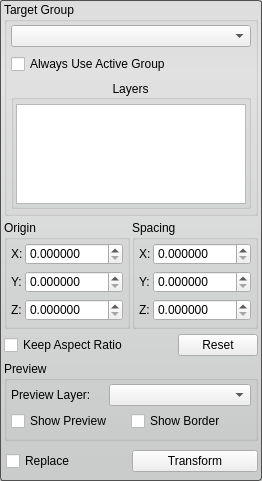
This is src/Interface/ToolInterface/TransformToolInterface.ui in SCIInstitute/Seg3D as Qt 5 draws it before an edit. The edited form follows.
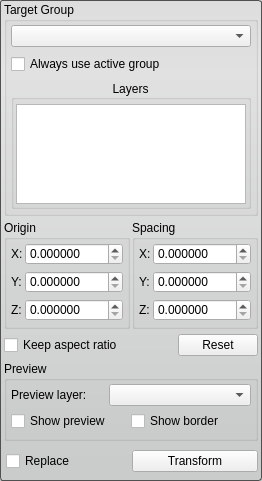
This is the edited form.

Commit message: fixed Threshold Tool: Move "Create Threshold Layer" button to b... fixed Tools/Filters: Inconsistent capitalization for groupboxes fixed Tools/Filters: Inconsistent capitalization for checkboxes

Diff of the .ui file:
```diff
--- a/src/Interface/ToolInterface/TransformToolInterface.ui
+++ b/src/Interface/ToolInterface/TransformToolInterface.ui
@@ -139,7 +139,7 @@
          <item>
           <widget class="QCheckBox" name="use_active_group_">
            <property name="text">
-            <string>Always Use Active Group</string>
+            <string>Always use active group</string>
            </property>
           </widget>
          </item>
@@ -600,7 +600,7 @@
       <item>
        <widget class="QCheckBox" name="keep_aspect_ratio_checkbox_">
         <property name="text">
-         <string>Keep Aspect Ratio</string>
+         <string>Keep aspect ratio</string>
         </property>
        </widget>
       </item>
@@ -653,7 +653,7 @@
         <item>
          <widget class="QLabel" name="label_7">
           <property name="text">
-           <string>Preview Layer:</string>
+           <string>Preview layer:</string>
           </property>
          </widget>
         </item>
@@ -693,14 +693,14 @@
          <item>
           <widget class="QCheckBox" name="show_preview_checkbox_">
            <property name="text">
-            <string>Show Preview</string>
+            <string>Show preview</string>
            </property>
           </widget>
          </item>
          <item>
           <widget class="QCheckBox" name="show_border_checkbox_">
            <property name="text">
-            <string>Show Border</string>
+            <string>Show border</string>
            </property>
           </widget>
          </item>
```
The commit also changes 52 other files.
